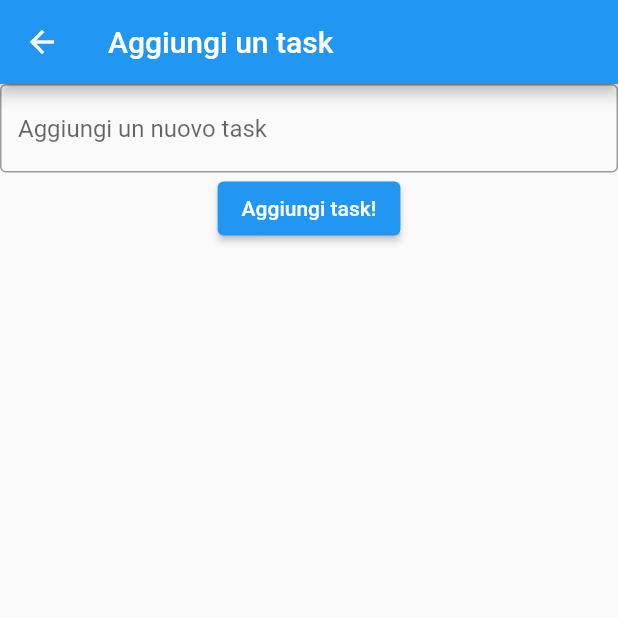
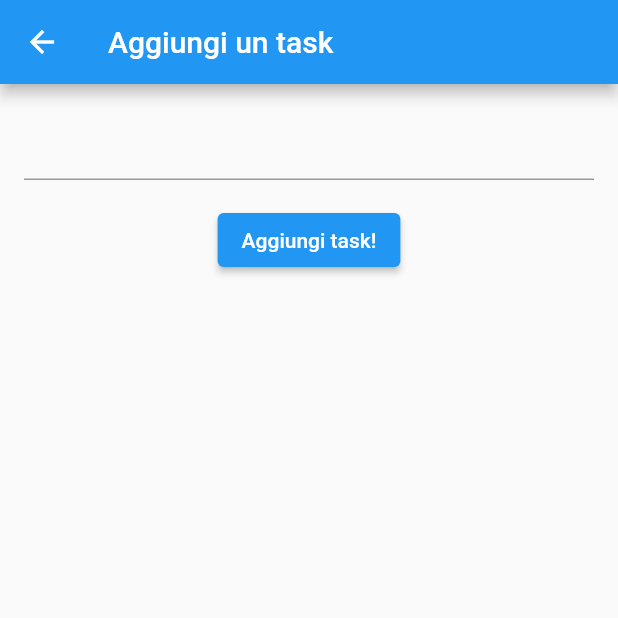
Before and after one commit to mirtillacecchi22/task_app, a Flutter app: the screen it shows after launch, after a tap on the "add" icon, on a phone screen of 412 x 824 dp, the top half of it. Run offline on Flutter 3.47's test engine with Material 2 defaults, Android fonts, the phone set to English and light mode, and no system bars.

Commit message:
Add task con textfield

```diff
--- a/lib/add_task.dart
+++ b/lib/add_task.dart
@@ -1,8 +1,22 @@
 import 'package:flutter/material.dart';
 
-class AddItem extends StatelessWidget {
+class AddItem extends StatefulWidget {
   final Function addTask;
   const AddItem({super.key, required this.addTask});
+
+  @override
+  State<AddItem> createState() => _AddItemState();
+}
+
+class _AddItemState extends State<AddItem> {
+  final taskController = TextEditingController();
+
+  @override
+  void dispose() {
+    // Clean up the controller when the widget is disposed.
+    taskController.dispose();
+    super.dispose();
+  }
 
   @override
   Widget build(BuildContext context) {
@@ -13,16 +27,15 @@ class AddItem extends StatelessWidget {
       body: Column(
           crossAxisAlignment: CrossAxisAlignment.start,
           children: <Widget>[
-            const TextField(
-              decoration: InputDecoration(
-                border: OutlineInputBorder(),
-                hintText: 'Aggiungi un nuovo task',
-              ),
-            ),
+            Padding(
+                padding: const EdgeInsets.all(16.0),
+                child: TextField(
+                  controller: taskController,
+                )),
             Center(
               child: ElevatedButton(
                 onPressed: () {
-                  addTask('Prova');
+                  widget.addTask(taskController.text);
                   Navigator.pop(context);
                 },
                 child: const Text('Aggiungi task!'),
--- a/lib/main.dart
+++ b/lib/main.dart
@@ -91,6 +91,9 @@ class _MainAppState extends State<MainApp> {
   void aggiungiTask(value) {
     setState(() {
       tasks.add(value);
+      _perc = 100 * _comp / tasks.length;
+      _perc = double.parse((_perc).toStringAsFixed(2));
+      _progress = 1 * _perc / 100;
     });
   }
 }
```
